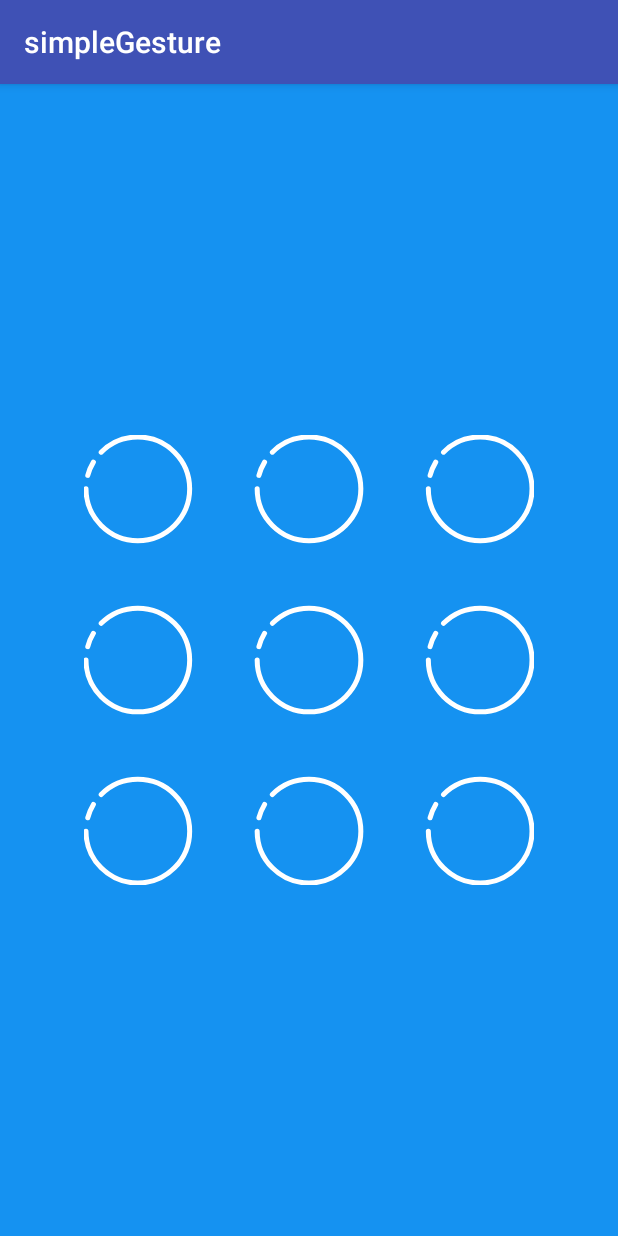
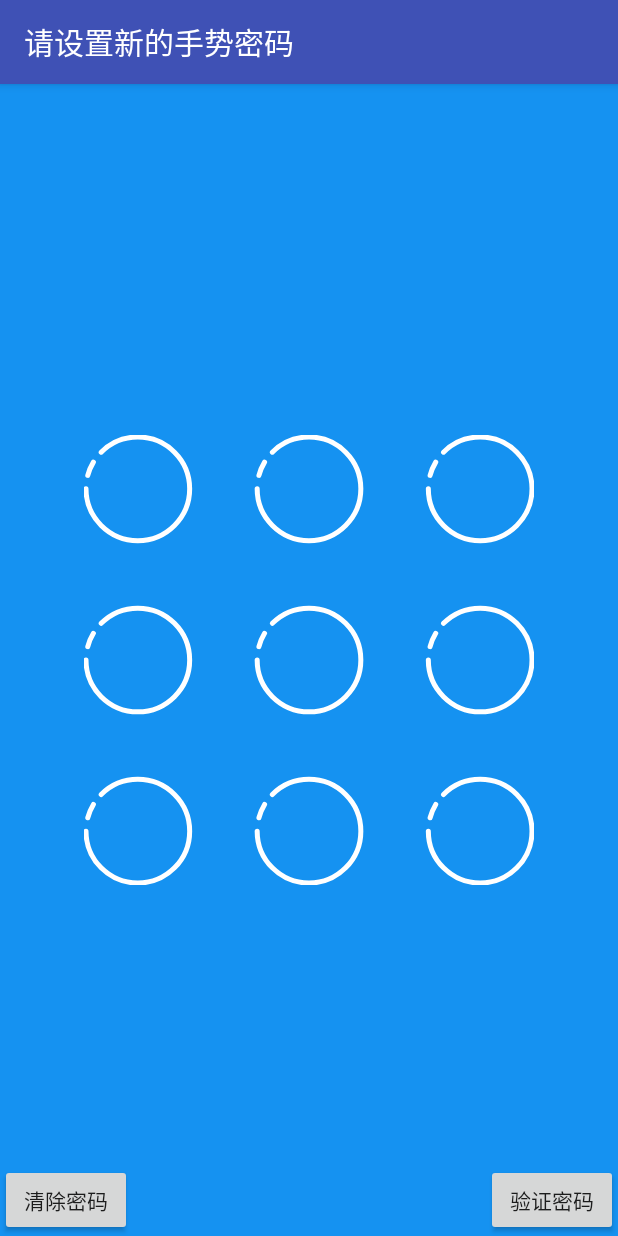
Before and after one commit to Reone/GestureLock, an Android app: the screen it shows after launch (DemoActivity), on a phone screen of 412 x 824 dp. Run offline under Robolectric (Android 15) with nearby library versions, the phone set to English and light mode, and no system bars.

Commit message:
fix demo

```diff
--- a/simple/src/main/java/com/reone/simple/manager/OnCompleteListener.java
+++ b/gesturelibrary/src/main/java/com/reone/gesturelibrary/process/OnCompleteListener.java
@@ -1,4 +1,4 @@
-package com.reone.simple.manager;
+package com.reone.gesturelibrary.process;
 
 import java.util.List;
 
--- a/simple/src/main/java/com/reone/simple/manager/SimpleProcessManager.java
+++ b/gesturelibrary/src/main/java/com/reone/gesturelibrary/process/SimpleProcessManager.java
@@ -1,13 +1,12 @@
-package com.reone.simple.manager;
+package com.reone.gesturelibrary.process;
 
 import android.os.Handler;
 import android.support.annotation.IntDef;
 import android.support.annotation.NonNull;
 
-import com.reone.gesturelibrary.process.ProcessManager;
-import com.reone.simple.util.Base64;
-import com.reone.simple.util.PasswordCache;
-import com.reone.simple.util.VibratorUtil;
+import com.reone.gesturelibrary.util.Base64;
+import com.reone.gesturelibrary.util.PasswordCache;
+import com.reone.gesturelibrary.util.VibratorUtil;
 
 import java.lang.annotation.Retention;
 import java.lang.annotation.RetentionPolicy;
@@ -293,6 +292,8 @@ public class SimpleProcessManager extends ProcessManager {
     //设置解锁模式
     public void setMode(@SimpleProcessManager.ProcessMode int mode) {
         this.mode = mode;
+        this.oldPassword = null;
+        this.showTimes = 0;
     }
 
     public int getMode() {
--- a/simple/src/main/java/com/reone/simple/util/Base64.java
+++ b/gesturelibrary/src/main/java/com/reone/gesturelibrary/util/Base64.java
@@ -1,4 +1,4 @@
-package com.reone.simple.util;
+package com.reone.gesturelibrary.util;
 
 
 import java.util.List;
--- a/simple/src/main/java/com/reone/simple/util/PasswordCache.java
+++ b/gesturelibrary/src/main/java/com/reone/gesturelibrary/util/PasswordCache.java
@@ -1,4 +1,4 @@
-package com.reone.simple.util;
+package com.reone.gesturelibrary.util;
 
 import android.content.Context;
 import android.content.SharedPreferences;
--- a/simple/src/main/java/com/reone/simple/util/VibratorUtil.java
+++ b/gesturelibrary/src/main/java/com/reone/gesturelibrary/util/VibratorUtil.java
@@ -1,4 +1,4 @@
-package com.reone.simple.util;
+package com.reone.gesturelibrary.util;
 
 import android.app.Service;
 import android.content.Context;
--- a/simple/src/main/java/com/reone/simple/DemoActivity.java
+++ b/simple/src/main/java/com/reone/simple/DemoActivity.java
@@ -3,9 +3,15 @@ package com.reone.simple;
 import android.os.Bundle;
 import android.support.annotation.Nullable;
 import android.support.v7.app.AppCompatActivity;
+import android.view.View;
+import android.widget.Toast;
 
+import com.reone.gesturelibrary.process.OnCompleteListener;
+import com.reone.gesturelibrary.util.PasswordCache;
 import com.reone.gesturelibrary.view.LockView;
-import com.reone.simple.manager.SimpleProcessManager;
+import com.reone.gesturelibrary.process.SimpleProcessManager;
+
+import java.util.List;
 
 /**
  * Created by wangxingsheng on 2018/2/28.
@@ -13,13 +19,130 @@ import com.reone.simple.manager.SimpleProcessManager;
  */
 
 public class DemoActivity extends AppCompatActivity{
-    LockView<SimpleProcessManager> lockView;
+    private LockView<SimpleProcessManager> lockView;
+    private View clearBtn,checkBtn;
+    private PasswordCache passwordCache;
+
     @Override
     protected void onCreate(@Nullable Bundle savedInstanceState) {
         super.onCreate(savedInstanceState);
         setContentView(R.layout.activity_demo);
+        passwordCache = new PasswordCache(this);
         lockView = findViewById(R.id.lockView);
+        clearBtn = findViewById(R.id.clear);
+        checkBtn = findViewById(R.id.check);
+        initLockView();
+        initBtn();
+    }
+
+    private void initBtn() {
+        clearBtn.setOnClickListener(new View.OnClickListener() {
+            @Override
+            public void onClick(View v) {
+                passwordCache.remove();
+                loadStatu();
+            }
+        });
+        checkBtn.setOnClickListener(new View.OnClickListener() {
+            @Override
+            public void onClick(View v) {
+                loadStatu();
+            }
+        });
+    }
+
+    /**
+     * 设置组件
+     */
+    private void initLockView(){
+        //设置流程管理器
         lockView.setProcessManager(new SimpleProcessManager());
+        //设置组件状态
         lockView.getProcessManager().setMode(SimpleProcessManager.SETTING_PASSWORD);
+        //显示绘制方向
+        lockView.setShow(true);
+        //允许最大输入次数
+        lockView.getProcessManager().setErrorNumber(5);
+        //密码最少位数
+        lockView.getProcessManager().setPasswordMinLength(4);
+        //编辑密码或设置密码时，是否将密码保存到本地，配合setSaveLockKey使用
+        lockView.getProcessManager().setSavePin(true);
+        //设置输入回调是否可用
+        lockView.getProcessManager().setNeedInputComplete(true);
+        //设置流程监听
+        lockView.getProcessManager().setOnCompleteListener(mCompleteListener);
     }
+
+    @Override
+    protected void onResume() {
+        super.onResume();
+        loadStatu();
+    }
+
+    /**
+     * 加载lockView的状态
+     */
+    private void loadStatu(){
+        if(passwordCache.password() == null || passwordCache.password().isEmpty()){
+            lockView.getProcessManager().setMode(SimpleProcessManager.SETTING_PASSWORD);
+            setHint("请设置新的手势密码");
+        }else{
+            lockView.getProcessManager().setMode(SimpleProcessManager.VERIFY_PASSWORD);
+            setHint("请绘制手势密码");
+        }
+    }
+
+    private void setHint(String hint) {
+        setTitle(hint);
+    }
+
+    private OnCompleteListener mCompleteListener = new OnCompleteListener() {
+        @Override
+        public void onInputComplete(String password) {
+            Toast.makeText(DemoActivity.this,password,Toast.LENGTH_SHORT).show();
+        }
+
+        @Override
+        public void onComplete(String password, List<Integer> indexs) {
+            switch (lockView.getProcessManager().getMode()){
+                case SimpleProcessManager.SETTING_PASSWORD:
+                    setHint("密码设置成功");
+                    break;
+                case SimpleProcessManager.VERIFY_PASSWORD:
+                    setHint("密码验证成功");
+                    break;
+            }
+        }
+
+        @Override
+        public void onError(String errorTimes) {
+            setHint("密码错误，还可以输入"+errorTimes+"次");
+        }
+
+        @Override
+        public void onPasswordIsShort(int passwordMinLength) {
+            setHint("密码不能少于"+passwordMinLength+"个点");
+        }
+
+        @Override
+        public void onAgainInputPassword(int mode, String password, List<Integer> indexs) {
+            setHint("请再次输入密码");
+        }
+
+        @Override
+        public void onInputNewPassword() {
+            setHint("请输入新密码");
+        }
+
+        @Override
+        public void onEnteredPasswordsDiffer() {
+            setHint("两次输入的密码不一致");
+        }
+
+        @Override
+        public void onErrorNumberMany() {
+            setHint("密码错误次数超过限制，不能再输入");
+        }
+    };
+
 }
--- a/simple/src/main/res/layout/activity_demo.xml
+++ b/simple/src/main/res/layout/activity_demo.xml
@@ -19,4 +19,16 @@
         app:line_width="3dp"
         app:stroke_width="3dp"
         app:no_finger_stroke_width="3dp"/>
+    <Button
+        android:id="@+id/clear"
+        android:layout_gravity="bottom|start"
+        android:layout_width="wrap_content"
+        android:text="清除密码"
+        android:layout_height="wrap_content" />
+    <Button
+        android:id="@+id/check"
+        android:layout_gravity="bottom|end"
+        android:layout_width="wrap_content"
+        android:text="验证密码"
+        android:layout_height="wrap_content" />
 </FrameLayout>
```
